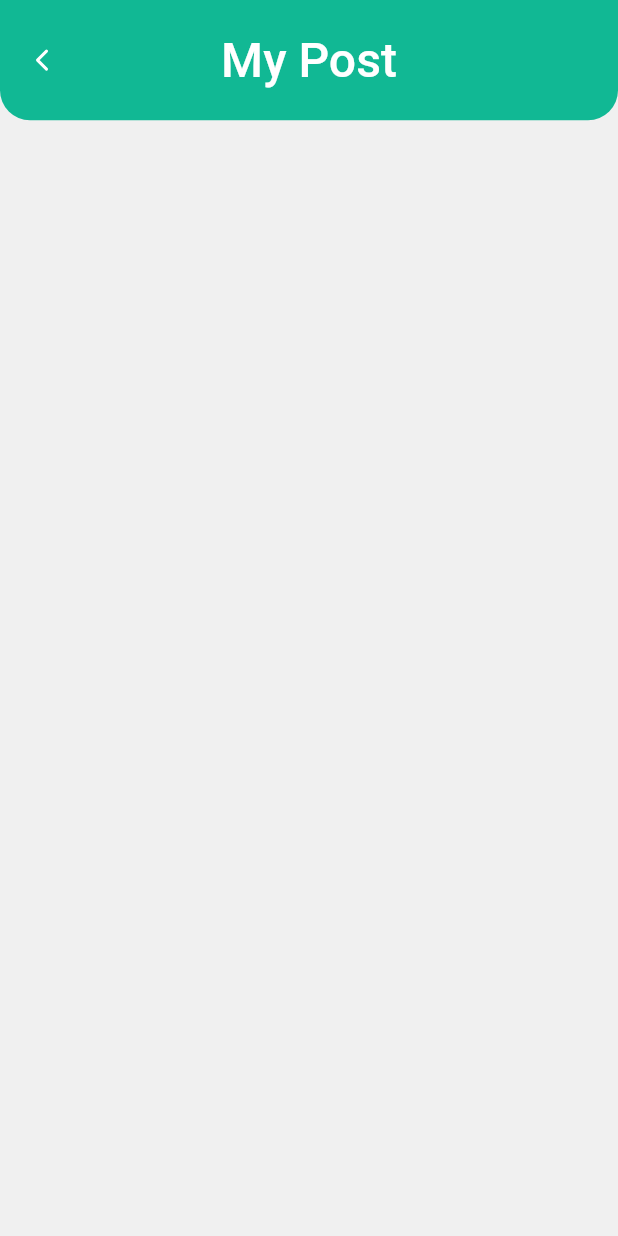
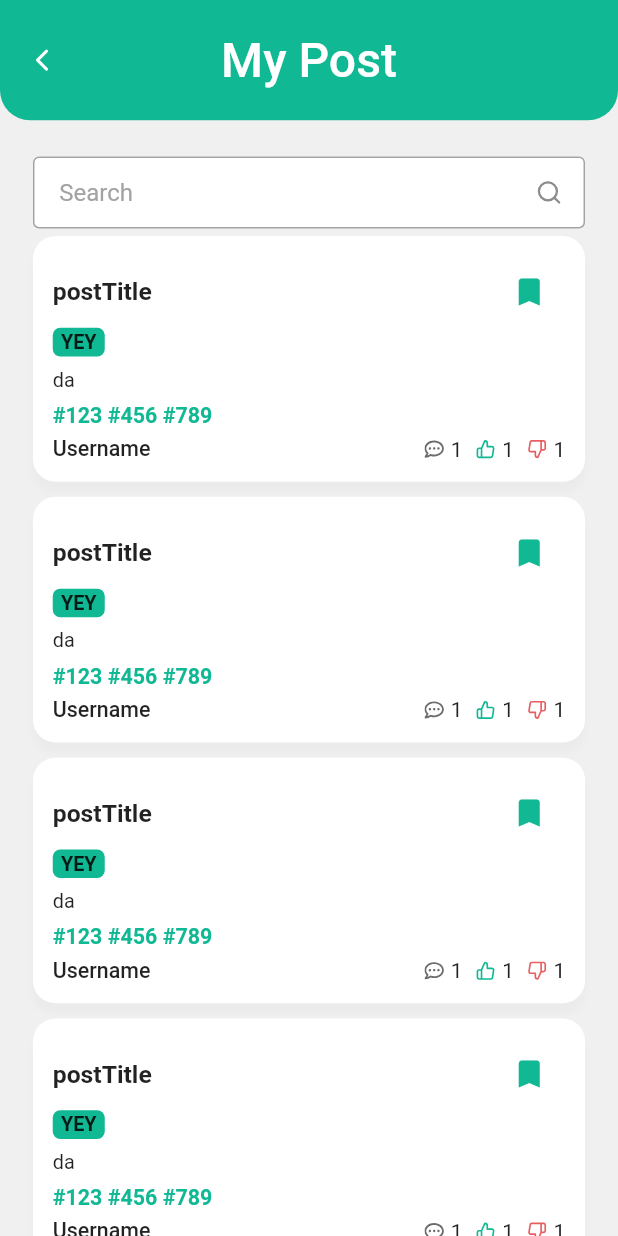
Before and after one commit to indrakurniawan902/cryptopedia, a Flutter app: the MyPost screen opened by its route, on a phone screen of 412 x 824 dp. Run offline on Flutter 3.47's test engine with Material 2 defaults, Android fonts, the phone set to English and light mode, and no system bars; our stand-ins replace awesome_snackbar_content, dio, firebase_auth, firebase_core, flutter_feather_icons, flutter_screenutil and 3 more; accounts and stored records are empty; network calls fail; Roboto replaces fonts that are missing (Poppins-Medium, Poppins-Regular, Poppins-SemiBold).

Commit message:
add my post UI

```diff
--- a/lib/screen/add_post/add_post.dart
+++ b/lib/screen/add_post/add_post.dart
@@ -239,7 +239,7 @@ class _AddPostState extends State<AddPost> {
                                           );
                                           _postForum(buildContext, () {
                                             Navigator.of(buildContext)
-                                                .popAndPushNamed("/home");
+                                                .popAndPushNamed("/navbar");
                                             showDialog(
                                               context:
                                                   navigatorKey.currentContext!,
--- a/lib/screen/components/form_field_component.dart
+++ b/lib/screen/components/form_field_component.dart
@@ -1,5 +1,6 @@
 import 'package:cryptopedia/provider/theme_provider.dart';
 import 'package:flutter/material.dart';
+import 'package:flutter_feather_icons/flutter_feather_icons.dart';
 import 'package:flutter_screenutil/flutter_screenutil.dart';
 import 'package:provider/provider.dart';
 
@@ -9,6 +10,7 @@ class FormFieldComponent extends StatelessWidget {
   const FormFieldComponent(
       {Key? key,
       this.name,
+      this.isSearchBar,
       this.placeholder,
       this.validation,
       this.controller,
@@ -16,7 +18,7 @@ class FormFieldComponent extends StatelessWidget {
       this.initialValue,
       this.height})
       : super(key: key);
-
+  final bool? isSearchBar;
   final String? name;
   final String? placeholder;
   final Function()? validation;
@@ -48,6 +50,12 @@ class FormFieldComponent extends StatelessWidget {
               return null;
             },
             decoration: InputDecoration(
+              suffixIcon: isSearchBar == true
+                  ? const Icon(
+                      FeatherIcons.search,
+                      size: 18,
+                    )
+                  : null,
               errorStyle: TextStyle(
                 fontSize: 14.sp,
               ),
--- a/lib/screen/components/post_card.dart
+++ b/lib/screen/components/post_card.dart
@@ -36,6 +36,7 @@ class PostCard extends StatelessWidget {
   Widget build(BuildContext context) {
     return Consumer<ThemeProvider>(
       builder: (context, value, child) => Container(
+        margin: EdgeInsets.symmetric(vertical: 5.h),
         // width: double.infinity,
         padding: EdgeInsets.all(12.w),
         decoration: BoxDecoration(
@@ -80,7 +81,7 @@ class PostCard extends StatelessWidget {
                   color: AppColors.primaryBrand),
               padding: EdgeInsets.symmetric(vertical: 2.h, horizontal: 5.w),
               child: Text(
-                'Category',
+                category!,
                 style: categoryTitleStyle,
               ),
             ),
--- a/lib/screen/my_post/my_post.dart
+++ b/lib/screen/my_post/my_post.dart
@@ -1,6 +1,6 @@
 import 'package:cryptopedia/screen/components/default_appbar.dart';
-import 'package:cryptopedia/screen/components/post_appbar.dart';
-import 'package:cryptopedia/utils/constant/helper.dart';
+import 'package:cryptopedia/screen/components/form_field_component.dart';
+import 'package:cryptopedia/screen/components/post_card.dart';
 import 'package:flutter_screenutil/flutter_screenutil.dart';
 import 'package:flutter/material.dart';
 
@@ -25,7 +25,33 @@ class _MyPostState extends State<MyPost> {
           fontSize: 32,
           isBack: true,
         ),
-        body: Container(),
+        body: SingleChildScrollView(
+          physics: const BouncingScrollPhysics(
+              parent: AlwaysScrollableScrollPhysics()),
+          padding: EdgeInsets.symmetric(horizontal: 20.w),
+          child: Column(
+            children: [
+              const FormFieldComponent(
+                isDisable: false,
+                isSearchBar: true,
+                placeholder: 'Search',
+                name: '',
+              ),
+              ListView.builder(
+                physics: const NeverScrollableScrollPhysics(),
+                shrinkWrap: true,
+                itemCount: 20,
+                itemBuilder: (context, index) => const PostCard(
+                  isBookmark: true,
+                  isPost: true,
+                  category: 'YEY',
+                  postTitle: 'postTitle',
+                  postBody: 'da',
+                ),
+              ),
+            ],
+          ),
+        ),
       )),
     );
   }
```
Also changed, not shown: lib/screen/my_post/crypto_101_mypost.dart (deleted, +0 -15 lines), lib/screen/my_post/crypto_sharing_mypost.dart (deleted, +0 -15 lines).
